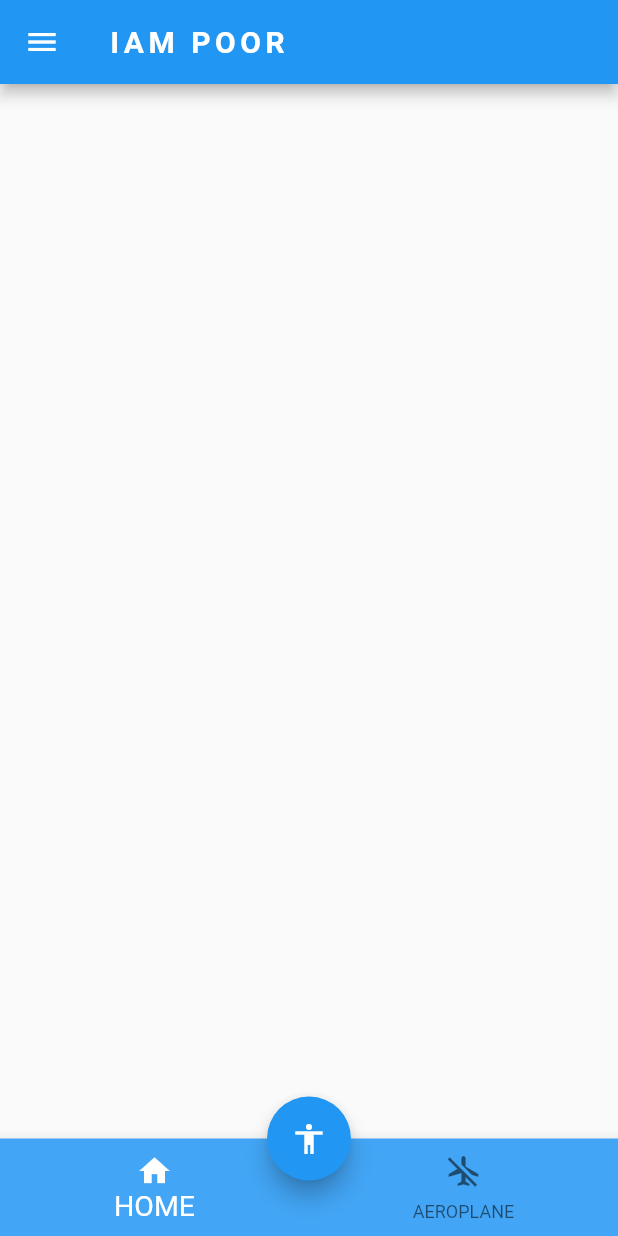
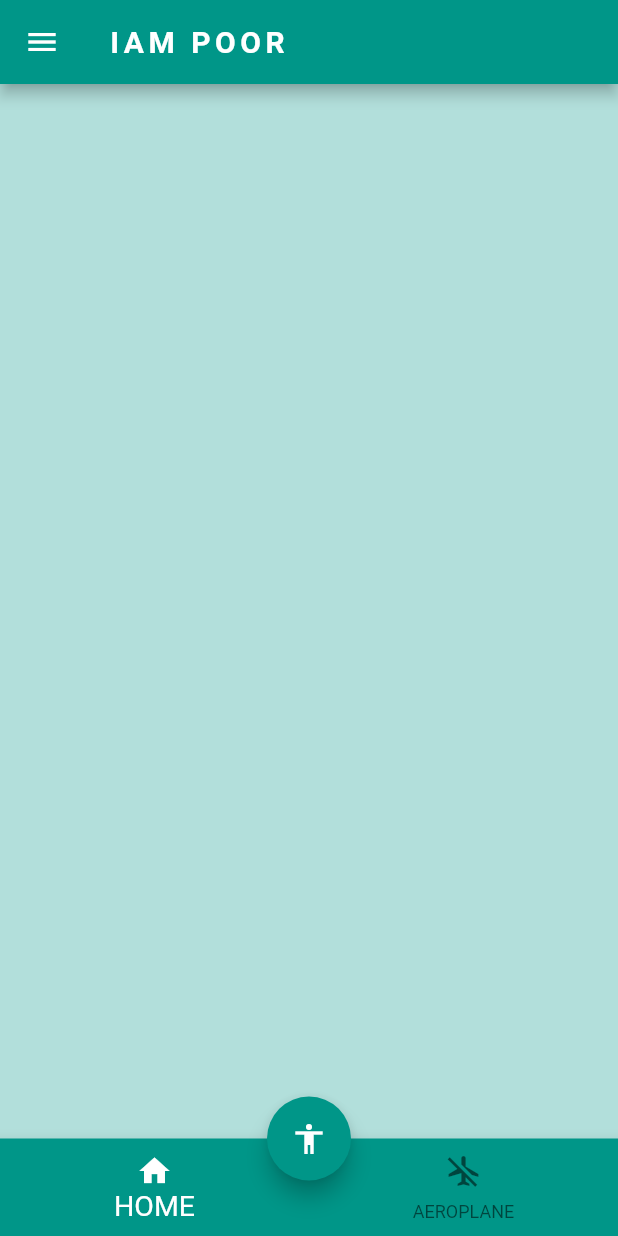
Before and after one commit to Kdheeraj280702/IAM_IRONMAN, a Flutter app: the screen it shows after launch, on a phone screen of 412 x 824 dp. Run offline on Flutter 3.47's test engine with Material 2 defaults, Android fonts, the phone set to English and light mode, and no system bars.

Commit message:
colour change1

```diff
--- a/lib/main.dart
+++ b/lib/main.dart
@@ -10,6 +10,7 @@ class MyApp extends StatelessWidget {
     return MaterialApp(
       home: Scaffold(
         appBar: AppBar(
+          backgroundColor: Colors.teal,
           title: Text(
             "IAM POOR",
             style: TextStyle(
@@ -19,6 +20,7 @@ class MyApp extends StatelessWidget {
           ),
         ),
         floatingActionButton: FloatingActionButton(
+          backgroundColor: Colors.teal,
           child: Icon(
             Icons.accessibility,
           ),
@@ -26,6 +28,7 @@ class MyApp extends StatelessWidget {
         ),
         floatingActionButtonLocation: FloatingActionButtonLocation.centerDocked,
         bottomNavigationBar: BottomNavigationBar(
+
           items: [
             BottomNavigationBarItem(
               icon: Icon(
@@ -40,12 +43,13 @@ class MyApp extends StatelessWidget {
               title: Text("AEROPLANE"),
             ),
           ],
-          backgroundColor: Colors.blue[400],
+          backgroundColor: Colors.teal,
           currentIndex: 0,
           selectedFontSize: 19,
           selectedItemColor: Colors.white,
         ),
         drawer: Drawer(
+
           child: ListView(
             children: <Widget>[
               DrawerHeader(
@@ -59,7 +63,7 @@ class MyApp extends StatelessWidget {
                   ),
                 ),
                 decoration: BoxDecoration(
-                  color: Colors.blue,
+                  color: Colors.teal,
                 ),
               ),
               Padding(
@@ -107,6 +111,8 @@ class MyApp extends StatelessWidget {
             ],
           ),
         ),
+        backgroundColor: Colors.teal[100],
+
       ),
     );
   }
```
